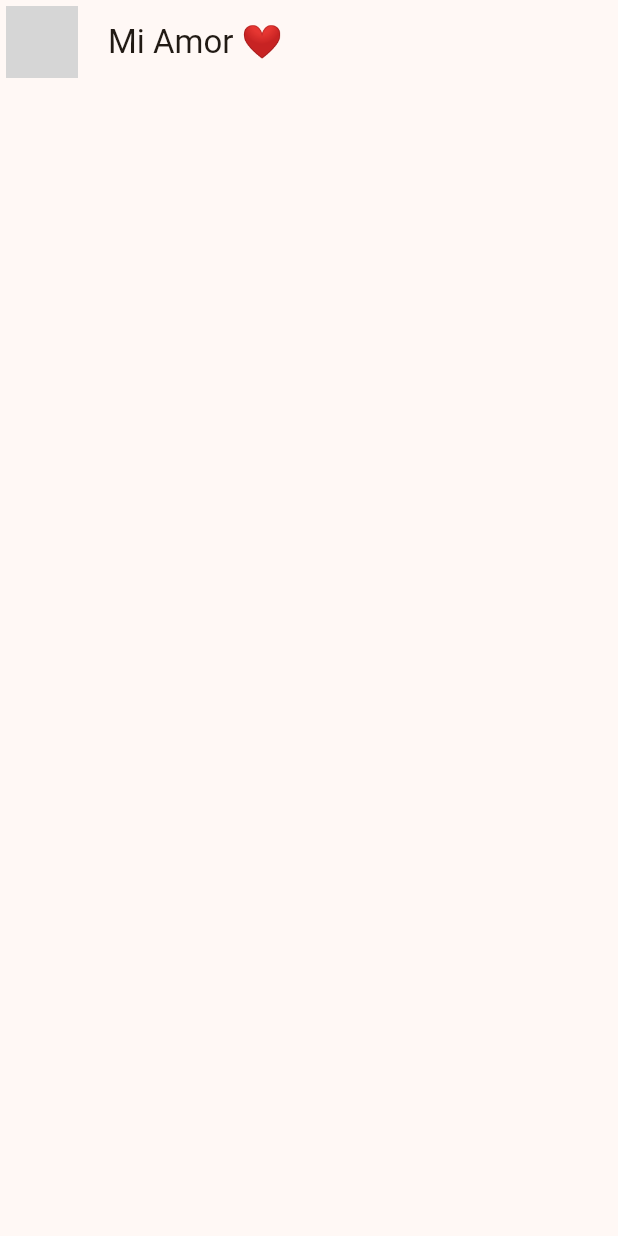
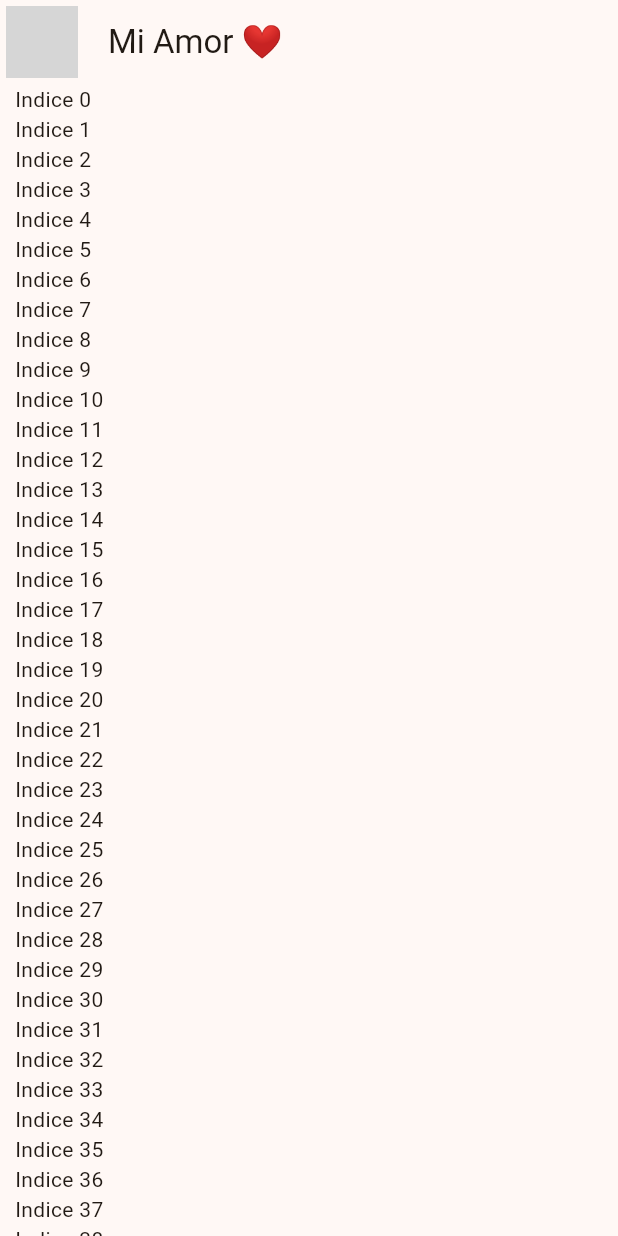
Before and after one commit to francoinostrozah/yes-no-app, a Flutter app: the screen it shows after launch, on a phone screen of 412 x 824 dp. Run offline on Flutter 3.47's test engine with Material 2 defaults, Android fonts, the phone set to English and light mode, and no system bars; network calls fail; grey boxes are pictures that could not be loaded.

```diff
--- a/lib/presentation/chat/chat.screen.dart
+++ b/lib/presentation/chat/chat.screen.dart
@@ -16,6 +16,28 @@ class ChatScreen extends StatelessWidget {
         title: const Text('Mi Amor ❤︎'),
         centerTitle: false,
       ),
+      body: _ChatView(),
     );
   }
 }
+
+class _ChatView extends StatelessWidget {
+  @override
+  Widget build(BuildContext context) {
+    return SafeArea(
+      child: Padding(
+        padding: const EdgeInsets.symmetric(horizontal: 10),
+        child: Column(
+          children: [
+            Expanded(
+                child: ListView.builder(
+                    itemCount: 100,
+                    itemBuilder: (context, index) {
+                      return Text('Indice $index');
+                    })),
+          ],
+        ),
+      ),
+    );
+  }
+}
```
